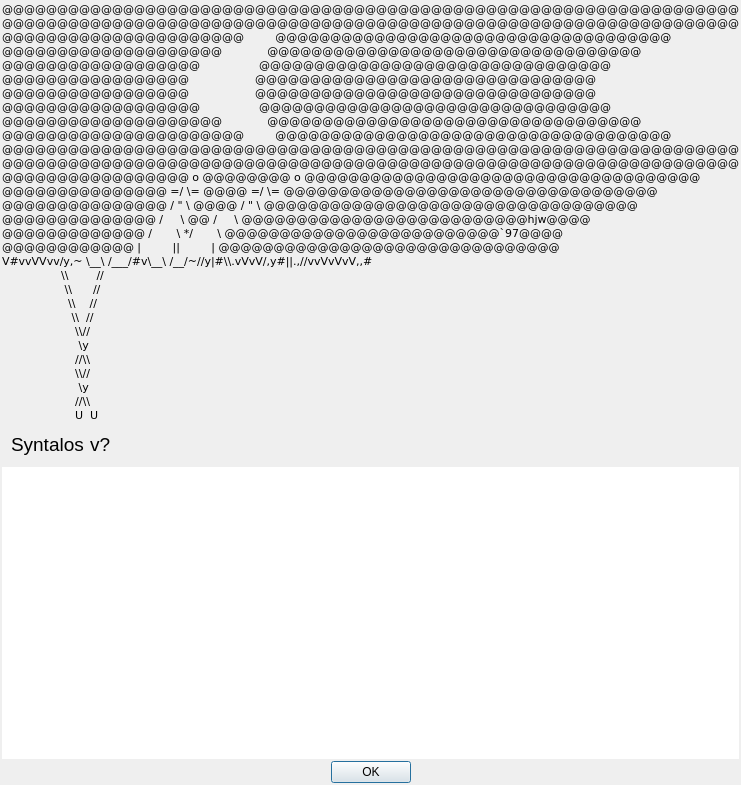
Before: the Qt Designer form src/aboutdialog.ui in syntalos/syntalos, drawn with Qt 5.
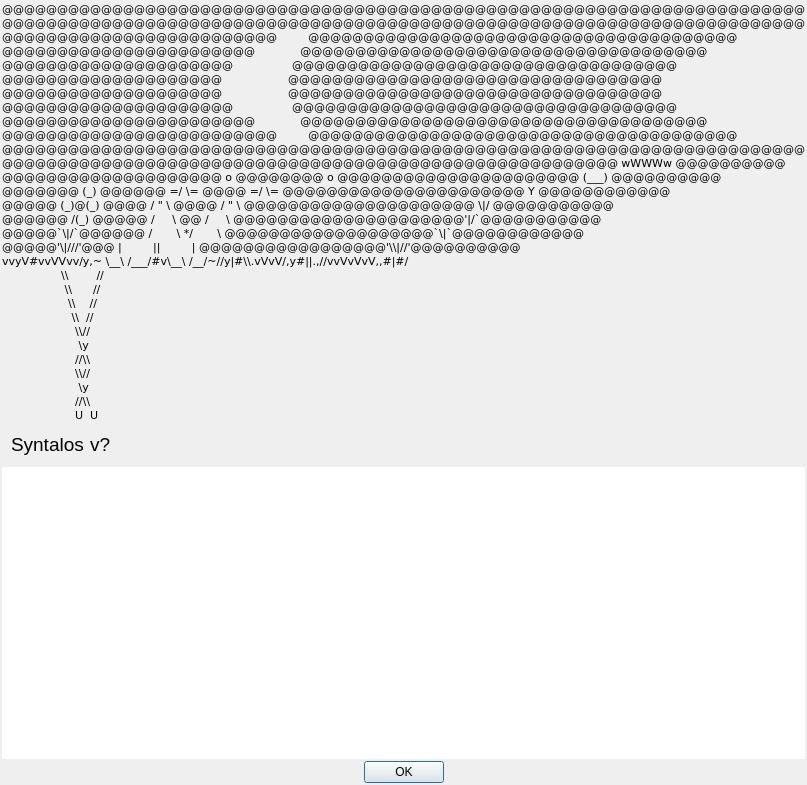
After: the same form once the commit is applied.

Commit message:
Improve license explanation in "About" dialog
This clarifies the GPL/LGPL situation is for this program a bit better.

What changed in the file:
```diff
--- a/src/aboutdialog.ui
+++ b/src/aboutdialog.ui
@@ -80,7 +80,38 @@
          </font>
         </property>
         <property name="text">
-         <string>&lt;html&gt;&lt;head/&gt;&lt;body&gt;&lt;pre style=&quot; margin-top:12px; margin-bottom:0px; margin-left:0px; margin-right:0px; -qt-block-indent:0; text-indent:0px;&quot;&gt;&lt;span style=&quot; font-family:'Hack';&quot;&gt;@@@@@@@@@@@@@@@@@@@@@@@@@@@@@@@@@@@@@@@@@@@@@@@@@@@@@@@@@@@@@@@@@@@&lt;/span&gt;&lt;/pre&gt;&lt;pre style=&quot; margin-top:0px; margin-bottom:0px; margin-left:0px; margin-right:0px; -qt-block-indent:0; text-indent:0px;&quot;&gt;&lt;span style=&quot; font-family:'Hack';&quot;&gt;@@@@@@@@@@@@@@@@@@@@@@@@@@@@@@@@@@@@@@@@@@@@@@@@@@@@@@@@@@@@@@@@@@@&lt;/span&gt;&lt;/pre&gt;&lt;pre style=&quot; margin-top:0px; margin-bottom:0px; margin-left:0px; margin-right:0px; -qt-block-indent:0; text-indent:0px;&quot;&gt;&lt;span style=&quot; font-family:'Hack';&quot;&gt;@@@@@@@@@@@@@@@@@@@@@@         @@@@@@@@@@@@@@@@@@@@@@@@@@@@@@@@@@@@&lt;/span&gt;&lt;/pre&gt;&lt;pre style=&quot; margin-top:0px; margin-bottom:0px; margin-left:0px; margin-right:0px; -qt-block-indent:0; text-indent:0px;&quot;&gt;&lt;span style=&quot; font-family:'Hack';&quot;&gt;@@@@@@@@@@@@@@@@@@@@             @@@@@@@@@@@@@@@@@@@@@@@@@@@@@@@@@@&lt;/span&gt;&lt;/pre&gt;&lt;pre style=&quot; margin-top:0px; margin-bottom:0px; margin-left:0px; margin-right:0px; -qt-block-indent:0; text-indent:0px;&quot;&gt;&lt;span style=&quot; font-family:'Hack';&quot;&gt;@@@@@@@@@@@@@@@@@@                 @@@@@@@@@@@@@@@@@@@@@@@@@@@@@@@@&lt;/span&gt;&lt;/pre&gt;&lt;pre style=&quot; margin-top:0px; margin-bottom:0px; margin-left:0px; margin-right:0px; -qt-block-indent:0; text-indent:0px;&quot;&gt;&lt;span style=&quot; font-family:'Hack';&quot;&gt;@@@@@@@@@@@@@@@@@                   @@@@@@@@@@@@@@@@@@@@@@@@@@@@@@@&lt;/span&gt;&lt;/pre&gt;&lt;pre style=&quot; margin-top:0px; margin-bottom:0px; margin-left:0px; margin-right:0px; -qt-block-indent:0; text-indent:0px;&quot;&gt;&lt;span style=&quot; font-family:'Hack';&quot;&gt;@@@@@@@@@@@@@@@@@                   @@@@@@@@@@@@@@@@@@@@@@@@@@@@@@@&lt;/span&gt;&lt;/pre&gt;&lt;pre style=&quot; margin-top:0px; margin-bottom:0px; margin-left:0px; margin-right:0px; -qt-block-indent:0; text-indent:0px;&quot;&gt;&lt;span style=&quot; font-family:'Hack';&quot;&gt;@@@@@@@@@@@@@@@@@@                 @@@@@@@@@@@@@@@@@@@@@@@@@@@@@@@@&lt;/span&gt;&lt;/pre&gt;&lt;pre style=&quot; margin-top:0px; margin-bottom:0px; margin-left:0px; margin-right:0px; -qt-block-indent:0; text-indent:0px;&quot;&gt;&lt;span style=&quot; font-family:'Hack';&quot;&gt;@@@@@@@@@@@@@@@@@@@@             @@@@@@@@@@@@@@@@@@@@@@@@@@@@@@@@@@&lt;/span&gt;&lt;/pre&gt;&lt;pre style=&quot; margin-top:0px; margin-bottom:0px; margin-left:0px; margin-right:0px; -qt-block-indent:0; text-indent:0px;&quot;&gt;&lt;span style=&quot; font-family:'Hack';&quot;&gt;@@@@@@@@@@@@@@@@@@@@@@         @@@@@@@@@@@@@@@@@@@@@@@@@@@@@@@@@@@@&lt;/span&gt;&lt;/pre&gt;&lt;pre style=&quot; margin-top:0px; margin-bottom:0px; margin-left:0px; margin-right:0px; -qt-block-indent:0; text-indent:0px;&quot;&gt;&lt;span style=&quot; font-family:'Hack';&quot;&gt;@@@@@@@@@@@@@@@@@@@@@@@@@@@@@@@@@@@@@@@@@@@@@@@@@@@@@@@@@@@@@@@@@@@&lt;/span&gt;&lt;/pre&gt;&lt;pre style=&quot; margin-top:0px; margin-bottom:0px; margin-left:0px; margin-right:0px; -qt-block-indent:0; text-indent:0px;&quot;&gt;&lt;span style=&quot; font-family:'Hack';&quot;&gt;@@@@@@@@@@@@@@@@@@@@@@@@@@@@@@@@@@@@@@@@@@@@@@@@@@@@@@@@@@@@@@@@@@@&lt;/span&gt;&lt;/pre&gt;&lt;pre style=&quot; margin-top:0px; margin-bottom:0px; margin-left:0px; margin-right:0px; -qt-block-indent:0; text-indent:0px;&quot;&gt;&lt;span style=&quot; font-family:'Hack';&quot;&gt;@@@@@@@@@@@@@@@@@ o @@@@@@@@ o @@@@@@@@@@@@@@@@@@@@@@@@@@@@@@@@@@@@&lt;/span&gt;&lt;/pre&gt;&lt;pre style=&quot; margin-top:0px; margin-bottom:0px; margin-left:0px; margin-right:0px; -qt-block-indent:0; text-indent:0px;&quot;&gt;&lt;span style=&quot; font-family:'Hack';&quot;&gt;@@@@@@@@@@@@@@@ =/ \= @@@@ =/ \= @@@@@@@@@@@@@@@@@@@@@@@@@@@@@@@@@@&lt;/span&gt;&lt;/pre&gt;&lt;pre style=&quot; margin-top:0px; margin-bottom:0px; margin-left:0px; margin-right:0px; -qt-block-indent:0; text-indent:0px;&quot;&gt;&lt;span style=&quot; font-family:'Hack';&quot;&gt;@@@@@@@@@@@@@@@ / &amp;quot; \ @@@@ / &amp;quot; \ @@@@@@@@@@@@@@@@@@@@@@@@@@@@@@@@@@&lt;/span&gt;&lt;/pre&gt;&lt;pre style=&quot; margin-top:0px; margin-bottom:0px; margin-left:0px; margin-right:0px; -qt-block-indent:0; text-indent:0px;&quot;&gt;&lt;span style=&quot; font-family:'Hack';&quot;&gt;@@@@@@@@@@@@@@ /     \ @@ /     \ @@@@@@@@@@@@@@@@@@@@@@@@@@hjw@@@@&lt;/span&gt;&lt;/pre&gt;&lt;pre style=&quot; margin-top:0px; margin-bottom:0px; margin-left:0px; margin-right:0px; -qt-block-indent:0; text-indent:0px;&quot;&gt;&lt;span style=&quot; font-family:'Hack';&quot;&gt;@@@@@@@@@@@@@ /       \ */       \ @@@@@@@@@@@@@@@@@@@@@@@@@`97@@@@&lt;/span&gt;&lt;/pre&gt;&lt;pre style=&quot; margin-top:0px; margin-bottom:0px; margin-left:0px; margin-right:0px; -qt-block-indent:0; text-indent:0px;&quot;&gt;&lt;span style=&quot; font-family:'Hack';&quot;&gt;@@@@@@@@@@@@ |         ||         | @@@@@@@@@@@@@@@@@@@@@@@@@@@@@@@&lt;/span&gt;&lt;/pre&gt;&lt;pre style=&quot; margin-top:0px; margin-bottom:0px; margin-left:0px; margin-right:0px; -qt-block-indent:0; text-indent:0px;&quot;&gt;&lt;span style=&quot; font-family:'Hack';&quot;&gt;V#vvVVvv/y,~ \__\ /___/#v\__\ /__/~//y|#\\.vVvV/,y#||.,//vvVvVvV,,#&lt;/span&gt;&lt;/pre&gt;&lt;pre style=&quot; margin-top:0px; margin-bottom:0px; margin-left:0px; margin-right:0px; -qt-block-indent:0; text-indent:0px;&quot;&gt;&lt;span style=&quot; font-family:'Hack';&quot;&gt;                 \\        //&lt;/span&gt;&lt;/pre&gt;&lt;pre style=&quot; margin-top:0px; margin-bottom:0px; margin-left:0px; margin-right:0px; -qt-block-indent:0; text-indent:0px;&quot;&gt;&lt;span style=&quot; font-family:'Hack';&quot;&gt;                  \\      //&lt;/span&gt;&lt;/pre&gt;&lt;pre style=&quot; margin-top:0px; margin-bottom:0px; margin-left:0px; margin-right:0px; -qt-block-indent:0; text-indent:0px;&quot;&gt;&lt;span style=&quot; font-family:'Hack';&quot;&gt;                   \\    //&lt;/span&gt;&lt;/pre&gt;&lt;pre style=&quot; margin-top:0px; margin-bottom:0px; margin-left:0px; margin-right:0px; -qt-block-indent:0; text-indent:0px;&quot;&gt;&lt;span style=&quot; font-family:'Hack';&quot;&gt;                    \\  //&lt;/span&gt;&lt;/pre&gt;&lt;pre style=&quot; margin-top:0px; margin-bottom:0px; margin-left:0px; margin-right:0px; -qt-block-indent:0; text-indent:0px;&quot;&gt;&lt;span style=&quot; font-family:'Hack';&quot;&gt;                     \\//&lt;/span&gt;&lt;/pre&gt;&lt;pre style=&quot; margin-top:0px; margin-bottom:0px; margin-left:0px; margin-right:0px; -qt-block-indent:0; text-indent:0px;&quot;&gt;&lt;span style=&quot; font-family:'Hack';&quot;&gt;                      \y&lt;/span&gt;&lt;/pre&gt;&lt;pre style=&quot; margin-top:0px; margin-bottom:0px; margin-left:0px; margin-right:0px; -qt-block-indent:0; text-indent:0px;&quot;&gt;&lt;span style=&quot; font-family:'Hack';&quot;&gt;                     //\\&lt;/span&gt;&lt;/pre&gt;&lt;pre style=&quot; margin-top:0px; margin-bottom:0px; margin-left:0px; margin-right:0px; -qt-block-indent:0; text-indent:0px;&quot;&gt;&lt;span style=&quot; font-family:'Hack';&quot;&gt;                     \\//&lt;/span&gt;&lt;/pre&gt;&lt;pre style=&quot; margin-top:0px; margin-bottom:0px; margin-left:0px; margin-right:0px; -qt-block-indent:0; text-indent:0px;&quot;&gt;&lt;span style=&quot; font-family:'Hack';&quot;&gt;                      \y&lt;/span&gt;&lt;/pre&gt;&lt;pre style=&quot; margin-top:0px; margin-bottom:0px; margin-left:0px; margin-right:0px; -qt-block-indent:0; text-indent:0px;&quot;&gt;&lt;span style=&quot; font-family:'Hack';&quot;&gt;                     //\\&lt;/span&gt;&lt;/pre&gt;&lt;pre style=&quot; margin-top:0px; margin-bottom:12px; margin-left:0px; margin-right:0px; -qt-block-indent:0; text-indent:0px;&quot;&gt;&lt;span style=&quot; font-family:'Hack';&quot;&gt;                     U  U&lt;/span&gt;&lt;/pre&gt;&lt;/body&gt;&lt;/html&gt;</string>
+         <string>&lt;html&gt;&lt;pre&gt;
+@@@@@@@@@@@@@@@@@@@@@@@@@@@@@@@@@@@@@@@@@@@@@@@@@@@@@@@@@@@@@@@@@@@@@@@@@
+@@@@@@@@@@@@@@@@@@@@@@@@@@@@@@@@@@@@@@@@@@@@@@@@@@@@@@@@@@@@@@@@@@@@@@@@@
+@@@@@@@@@@@@@@@@@@@@@@@@@         @@@@@@@@@@@@@@@@@@@@@@@@@@@@@@@@@@@@@@@
+@@@@@@@@@@@@@@@@@@@@@@@             @@@@@@@@@@@@@@@@@@@@@@@@@@@@@@@@@@@@@
+@@@@@@@@@@@@@@@@@@@@@                 @@@@@@@@@@@@@@@@@@@@@@@@@@@@@@@@@@@
+@@@@@@@@@@@@@@@@@@@@                   @@@@@@@@@@@@@@@@@@@@@@@@@@@@@@@@@@
+@@@@@@@@@@@@@@@@@@@@                   @@@@@@@@@@@@@@@@@@@@@@@@@@@@@@@@@@
+@@@@@@@@@@@@@@@@@@@@@                 @@@@@@@@@@@@@@@@@@@@@@@@@@@@@@@@@@@
+@@@@@@@@@@@@@@@@@@@@@@@             @@@@@@@@@@@@@@@@@@@@@@@@@@@@@@@@@@@@@
+@@@@@@@@@@@@@@@@@@@@@@@@@         @@@@@@@@@@@@@@@@@@@@@@@@@@@@@@@@@@@@@@@
+@@@@@@@@@@@@@@@@@@@@@@@@@@@@@@@@@@@@@@@@@@@@@@@@@@@@@@@@@@@@@@@@@@@@@@@@@
+@@@@@@@@@@@@@@@@@@@@@@@@@@@@@@@@@@@@@@@@@@@@@@@@@@@@@@@@ wWWWw @@@@@@@@@@
+@@@@@@@@@@@@@@@@@@@@ o @@@@@@@@ o @@@@@@@@@@@@@@@@@@@@@@ (___) @@@@@@@@@@
+@@@@@@@ (_) @@@@@@ =/ \= @@@@ =/ \= @@@@@@@@@@@@@@@@@@@@@@ Y @@@@@@@@@@@@
+@@@@@ (_)@(_) @@@@ / &quot; \ @@@@ / &quot; \ @@@@@@@@@@@@@@@@@@@@@ \|/ @@@@@@@@@@@
+@@@@@@ /(_) @@@@@ /     \ @@ /     \ @@@@@@@@@@@@@@@@@@@@@'|/`@@@@@@@@@@@
+@@@@@`\|/`@@@@@@ /       \ */       \ @@@@@@@@@@@@@@@@@@@`\|`@@@@@@@@@@@@
+@@@@@'\|///'@@@ |         ||         | @@@@@@@@@@@@@@@@@'\\|//'@@@@@@@@@@
+vvyV#vvVVvv/y,~ \__\ /___/#v\__\ /__/~//y|#\\.vVvV/,y#||.,//vvVvVvV,,#|#/
+                 \\        //
+                  \\      //
+                   \\    //
+                    \\  //
+                     \\//
+                      \y
+                     //\\
+                     \\//
+                      \y
+                     //\\
+                     U  U
+&lt;/pre&gt;</string>
         </property>
        </widget>
       </item>
```
The commit also changes 1 other file.
